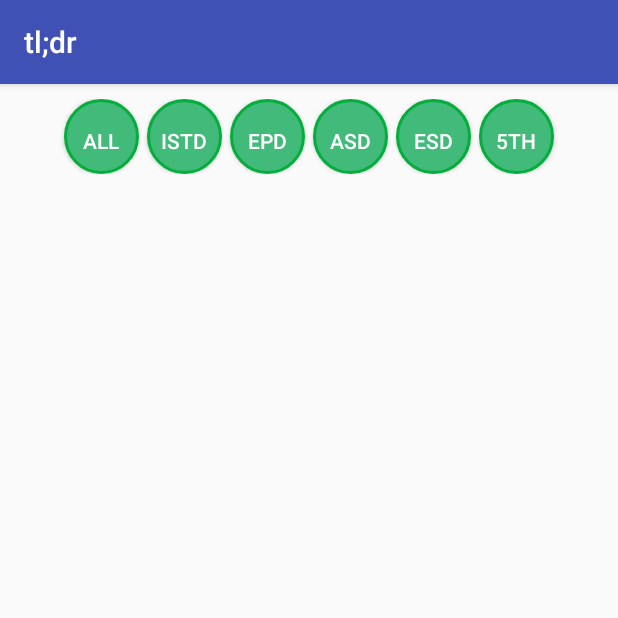
After one commit to dabinlee708/Dots, an Android app: the CalendarActivity screen opened directly, with no data from a screen before it, on a phone screen of 412 x 824 dp, the top half of it. The commit adds this screen. Run offline under Robolectric (Android 15) with nearby library versions, the phone set to English and light mode, and no system bars.

Commit message:
started calendar page;added buttons

```diff
--- a/app/src/main/AndroidManifest.xml
+++ b/app/src/main/AndroidManifest.xml
@@ -16,7 +16,8 @@
             </intent-filter>
         </activity>
         <activity android:name=".loadingActivity" />
-        <activity android:name=".paymentActivity"></activity>
+        <activity android:name=".paymentActivity" />
+        <activity android:name=".CalendarActivity"></activity>
     </application>
 
 </manifest>
--- /dev/null
+++ b/app/src/main/java/com/projects/ui/tldr/CalendarActivity.java
@@ -0,0 +1,13 @@
+package com.projects.ui.tldr;
+
+import android.support.v7.app.AppCompatActivity;
+import android.os.Bundle;
+
+public class CalendarActivity extends AppCompatActivity {
+
+    @Override
+    protected void onCreate(Bundle savedInstanceState) {
+        super.onCreate(savedInstanceState);
+        setContentView(R.layout.activity_calendar);
+    }
+}
--- /dev/null
+++ b/app/src/main/res/drawable/circlebutton.xml
@@ -0,0 +1,14 @@
+<?xml version="1.0" encoding="utf-8"?>
+<shape xmlns:android="http://schemas.android.com/apk/res/android"
+    android:shape="rectangle">
+    <corners android:radius="1000dp" />
+    <solid android:color="#41ba7a" />
+    <stroke
+        android:width="2dip"
+        android:color="#03ae3c" />
+    <padding
+        android:bottom="4dp"
+        android:left="4dp"
+        android:right="4dp"
+        android:top="4dp" />
+</shape>
--- /dev/null
+++ b/app/src/main/res/layout/activity_calendar.xml
@@ -0,0 +1,80 @@
+<?xml version="1.0" encoding="utf-8"?>
+<LinearLayout xmlns:android="http://schemas.android.com/apk/res/android"
+    xmlns:tools="http://schemas.android.com/tools"
+    android:layout_width="match_parent"
+    android:layout_height="match_parent"
+    tools:context="com.projects.ui.tldr.CalendarActivity"
+    android:orientation="vertical">
+
+    <LinearLayout
+        android:layout_width="match_parent"
+        android:layout_height="wrap_content"
+        android:orientation="horizontal"
+        android:gravity="center_horizontal"
+        android:padding="10dp">
+
+
+        <Button
+            android:layout_width="50dp"
+            android:layout_height="50dp"
+            android:background="@drawable/circlebutton"
+            android:paddingTop="10dp"
+            android:text="ALL"
+            android:textColor="#fff"
+            android:layout_marginRight="5dp" />
+
+        <Button
+            android:layout_width="50dp"
+            android:layout_height="50dp"
+            android:background="@drawable/circlebutton"
+            android:paddingTop="10dp"
+            android:text="ISTD"
+            android:textColor="#fff"
+            android:layout_marginRight="5dp" />
+
+        <Button
+            android:layout_width="50dp"
+            android:layout_height="50dp"
+            android:background="@drawable/circlebutton"
+            android:paddingTop="10dp"
+            android:text="EPD"
+            android:textColor="#fff"
+            android:layout_marginRight="5dp" />
+
+        <Button
+            android:layout_width="50dp"
+            android:layout_height="50dp"
+            android:background="@drawable/circlebutton"
+            android:paddingTop="10dp"
+            android:text="ASD"
+            android:textColor="#fff"
+            android:layout_marginRight="5dp" />
+
+        <Button
+            android:layout_width="50dp"
+            android:layout_height="50dp"
+            android:background="@drawable/circlebutton"
+            android:paddingTop="10dp"
+            android:text="ESD"
+            android:textColor="#fff"
+            android:layout_marginRight="5dp" />
+        <Button
+            android:layout_width="50dp"
+            android:layout_height="50dp"
+            android:background="@drawable/circlebutton"
+            android:paddingTop="10dp"
+            android:text="5th"
+            android:textColor="#fff"/>
+    </LinearLayout>
+
+    <LinearLayout
+        android:layout_width="match_parent"
+        android:layout_height="match_parent"
+        android:orientation="vertical">
+
+
+
+    </LinearLayout>
+
+
+</LinearLayout>
--- a/app/src/main/res/layout/activity_payment.xml
+++ b/app/src/main/res/layout/activity_payment.xml
@@ -3,9 +3,6 @@
     xmlns:tools="http://schemas.android.com/tools"
     android:layout_width="match_parent"
     android:layout_height="match_parent"
-    android:paddingBottom="@dimen/activity_vertical_margin"
-    android:paddingLeft="@dimen/activity_horizontal_margin"
-    android:paddingRight="@dimen/activity_horizontal_margin"
     android:paddingTop="@dimen/activity_vertical_margin"
     tools:context="com.projects.ui.tldr.paymentActivity"
     android:orientation="vertical">
--- a/build.gradle
+++ b/build.gradle
@@ -5,7 +5,7 @@ buildscript {
         jcenter()
     }
     dependencies {
-        classpath 'com.android.tools.build:gradle:2.0.0-beta7'
+        classpath 'com.android.tools.build:gradle:2.0.0-rc1'
 
         // NOTE: Do not place your application dependencies here; they belong
         // in the individual module build.gradle files
```
